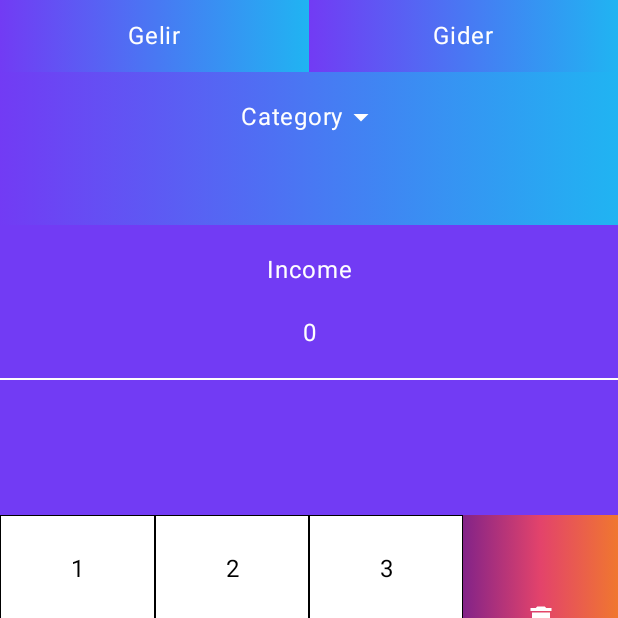
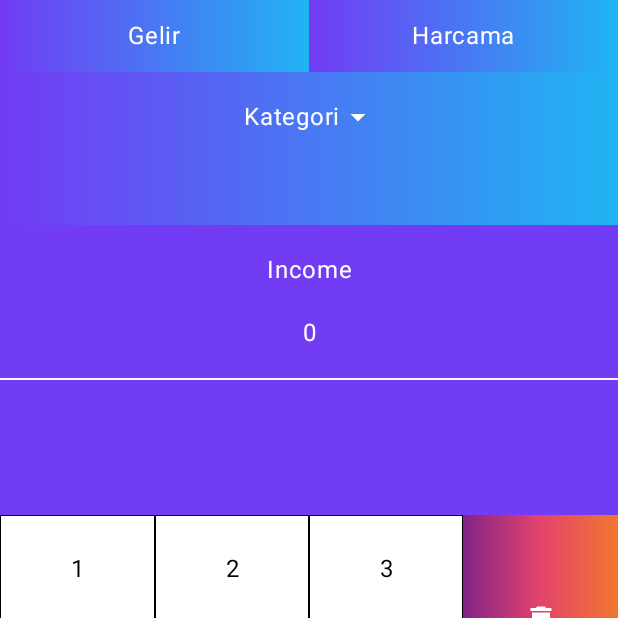
Before and after one commit to EgeMert/saveable, an Android app built with Jetpack Compose: the screen it shows after launch (MainActivity), item 3 of the bottom bar chosen, on a phone screen of 412 x 824 dp, the top half of it. Run offline under Robolectric (Android 15) with nearby library versions, the phone set to English and light mode, and no system bars; our stand-ins replace Dagger/Hilt's generated code, Room's generated code, accompanist, constraintlayout-compose; libraries missing offline, so code that uses them is left out: com.google.android.play.

Commit message:
Refactored constants

```diff
--- a/app/src/main/java/com/pixelcreative/saveable/components/AddExpenseBottomSheet.kt
+++ b/app/src/main/java/com/pixelcreative/saveable/components/AddExpenseBottomSheet.kt
@@ -60,7 +60,7 @@ fun AddExpenseBottomSheet(
     val selectedList = remember { mutableStateListOf<String>() }
     var showDialog by remember { mutableStateOf(false) }
     var selectedNumber by remember { mutableStateOf("0") }
-    val categoryList  = remember { mutableStateListOf<String>()}
+    val categoryList = remember { mutableStateListOf<String>() }
 
     CategoriesEnum.values().forEach {
         categoryList.add(it.name)
@@ -94,7 +94,6 @@ fun AddExpenseBottomSheet(
                             return@DropDownMenu
                         }
                     }
-
                 })
         }
         Row(
@@ -402,5 +401,5 @@ enum class SpendType {
 @Preview
 @Composable
 fun AddExpenseBottomSheet_Preview() {
-    AddExpenseBottomSheet( SpendType.None, addDate = {}){s, s2, s3 ->  }
+    AddExpenseBottomSheet(SpendType.None, addDate = {}) { s, s2, s3 -> }
 }
--- a/app/src/main/java/com/pixelcreative/saveable/screens/addexpense/AddExpenseScreen.kt
+++ b/app/src/main/java/com/pixelcreative/saveable/screens/addexpense/AddExpenseScreen.kt
@@ -46,13 +46,14 @@ import androidx.compose.ui.Alignment
 import androidx.compose.ui.Modifier
 import androidx.compose.ui.graphics.Brush
 import androidx.compose.ui.graphics.Color
-import androidx.compose.ui.platform.LocalConfiguration
 import androidx.compose.ui.platform.LocalContext
+import androidx.compose.ui.res.stringResource
 import androidx.compose.ui.text.style.TextAlign
 import androidx.compose.ui.tooling.preview.Preview
 import androidx.compose.ui.unit.dp
 import androidx.constraintlayout.compose.ConstraintLayout
 import androidx.hilt.navigation.compose.hiltViewModel
+import com.pixelcreative.saveable.R
 import com.pixelcreative.saveable.components.DropDownMenu
 import com.pixelcreative.saveable.components.DropDownType
 import com.pixelcreative.saveable.components.SpendType
@@ -94,6 +95,8 @@ fun AddExpenseScreen(
     }
     var spendingType by remember { mutableStateOf(SpendType.Income) }
     val categoryList = remember { mutableStateListOf<String>() }
+    val unselectedCategoryInfoMessage = stringResource(id = R.string.select_category_text)
+    val expenseSavedSuccessfullyMessage = stringResource(id = R.string.select_category_text)
 
     CategoriesEnum.values().forEach {
         categoryList.add(it.name)
@@ -185,7 +188,8 @@ fun AddExpenseScreen(
                     }, contentAlignment = Alignment.Center
             ) {
                 Text(
-                    text = "Gelir", style = MaterialTheme.typography.body1,
+                    text = stringResource(id = R.string.spend_type_income),
+                    style = MaterialTheme.typography.body1,
                     color = White,
                     modifier = Modifier.padding(vertical = 12.dp)
                 )
@@ -200,12 +204,14 @@ fun AddExpenseScreen(
                             )
                         )
                     )
-                    .weight(1f) .clickable {
+                    .weight(1f)
+                    .clickable {
                         spendingType = SpendType.Expense
                     }, contentAlignment = Alignment.Center
             ) {
                 Text(
-                    text = "Gider", style = MaterialTheme.typography.body1,
+                    text = stringResource(id = R.string.spend_type_expense),
+                    style = MaterialTheme.typography.body1,
                     color = White,
                     modifier = Modifier.padding(vertical = 12.dp)
                 )
@@ -251,7 +257,7 @@ fun AddExpenseScreen(
                         verticalAlignment = Alignment.CenterVertically
                     ) {
                         Text(
-                            text = "Category",
+                            text = stringResource(id = R.string.category),
                             modifier = Modifier,
                             textAlign = TextAlign.Center,
                             style = MaterialTheme.typography.body1,
@@ -338,7 +344,13 @@ fun AddExpenseScreen(
                                     .clickable {
                                         if (selectedNumber.isEmpty()) return@clickable
                                         if (selectedCategory.isEmpty()) {
-                                            Toast.makeText(context,"Kategori seçmeden harcama giremezsiniz!", Toast.LENGTH_SHORT).show()
+                                            Toast
+                                                .makeText(
+                                                    context,
+                                                    unselectedCategoryInfoMessage,
+                                                    Toast.LENGTH_SHORT
+                                                )
+                                                .show()
                                             return@clickable
                                         }
                                         if (spendingType == SpendType.Expense) {
@@ -410,7 +422,13 @@ fun AddExpenseScreen(
                                             }
                                         }
                                         selectedNumber = "0"
-                                        Toast.makeText(context,"Harcama kaydedildi!", Toast.LENGTH_SHORT).show()
+                                        Toast
+                                            .makeText(
+                                                context,
+                                                expenseSavedSuccessfullyMessage,
+                                                Toast.LENGTH_SHORT
+                                            )
+                                            .show()
 
                                     },
                                 tint = White
--- a/app/src/main/res/values/strings.xml
+++ b/app/src/main/res/values/strings.xml
@@ -3,7 +3,7 @@
     <string name="main_title">Saveable</string>
     <string name="total_balance_title">Toplam bakiye</string>
     <string name="total_balance_info">%1$s TL</string>
-    <string name="daily_expense_count_info">Günlük giderler (%1$d)</string>
+    <string name="daily_expense_count_info">Günlük harcamalar (%1$d)</string>
     <string name="monthly_categories_count_info">Aylık harcama kategorileri (%1$d)</string>
     <string name="yearly_categories_count_info">Yıllık harcama kategorileri (%1$d)</string>
     <string name="daily_spending_limit_title">Günlük harcama limiti</string>
@@ -40,4 +40,10 @@
     <string name="category_warming">Isıtma</string>
     <string name="category_water">Su</string>
     <string name="plus">+\u0020</string>
+    <string name="category">Kategori</string>
+    <string name="spend_type_expense">Harcama</string>
+    <string name="spend_type_income">Gelir</string>
+    <string name="spend_type_none">Yok</string>
+    <string name="select_category_text">Lütfen bir kategori seçin</string>
+    <string name="saved_expense_info_text">Harcama kaydedildi</string>
 </resources>
```
